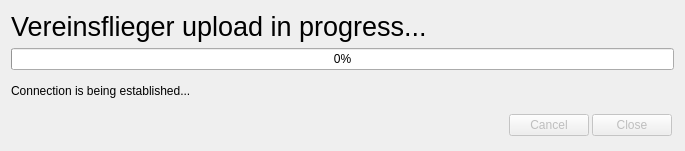
First picture: the form in src/gui/windows/SyncDialog.ui, repository Akaflieg/startkladde, before the edit.
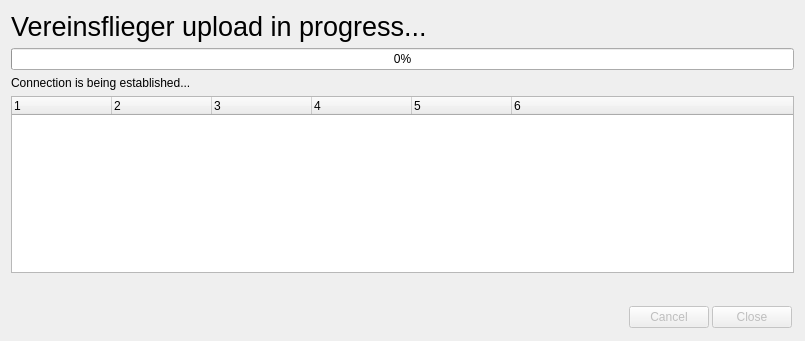
Second picture: the form after the edit.

```diff
--- a/src/gui/windows/SyncDialog.ui
+++ b/src/gui/windows/SyncDialog.ui
@@ -6,8 +6,8 @@
    <rect>
     <x>0</x>
     <y>0</y>
-    <width>685</width>
-    <height>151</height>
+    <width>805</width>
+    <height>341</height>
    </rect>
   </property>
   <property name="windowTitle">
@@ -45,6 +45,59 @@
      </property>
     </widget>
    </item>
+   <item>
+    <widget class="QTreeWidget" name="errorTreeWidget">
+     <property name="rootIsDecorated">
+      <bool>false</bool>
+     </property>
+     <property name="columnCount">
+      <number>6</number>
+     </property>
+     <column>
+      <property name="text">
+       <string notr="true">1</string>
+      </property>
+     </column>
+     <column>
+      <property name="text">
+       <string notr="true">2</string>
+      </property>
+     </column>
+     <column>
+      <property name="text">
+       <string notr="true">3</string>
+      </property>
+     </column>
+     <column>
+      <property name="text">
+       <string notr="true">4</string>
+      </property>
+     </column>
+     <column>
+      <property name="text">
+       <string notr="true">5</string>
+      </property>
+     </column>
+     <column>
+      <property name="text">
+       <string notr="true">6</string>
+      </property>
+     </column>
+    </widget>
+   </item>
+   <item>
+    <spacer name="verticalSpacer">
+     <property name="orientation">
+      <enum>Qt::Vertical</enum>
+     </property>
+     <property name="sizeHint" stdset="0">
+      <size>
+       <width>20</width>
+       <height>40</height>
+      </size>
+     </property>
+    </spacer>
+   </item>
    <item>
     <widget class="QWidget" name="widget" native="true">
      <layout class="QHBoxLayout" name="horizontalLayout">
```
Left out of the diff: 8 changed lines with no effect on the pictures.
